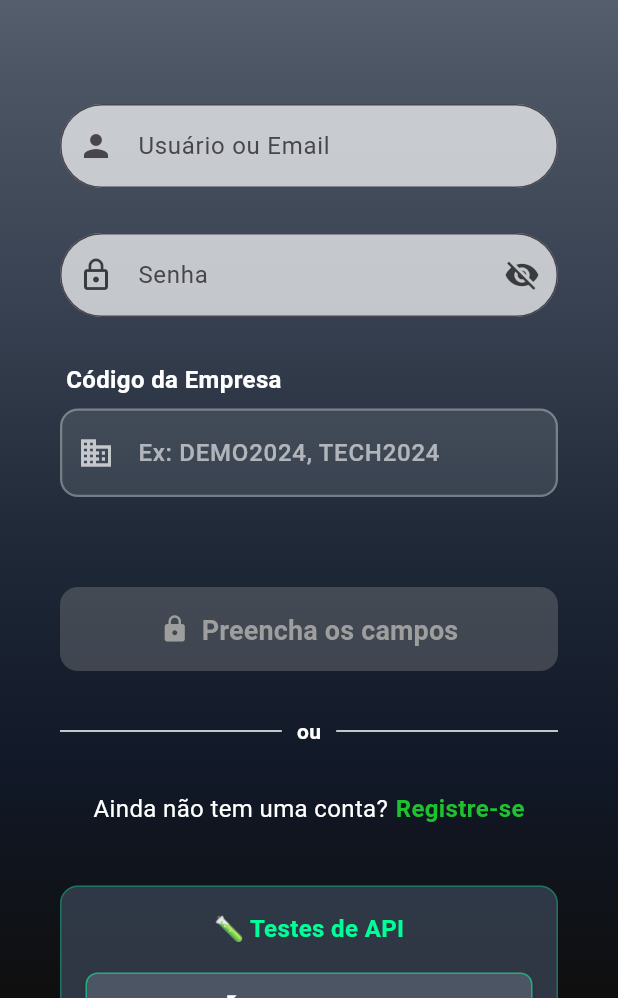
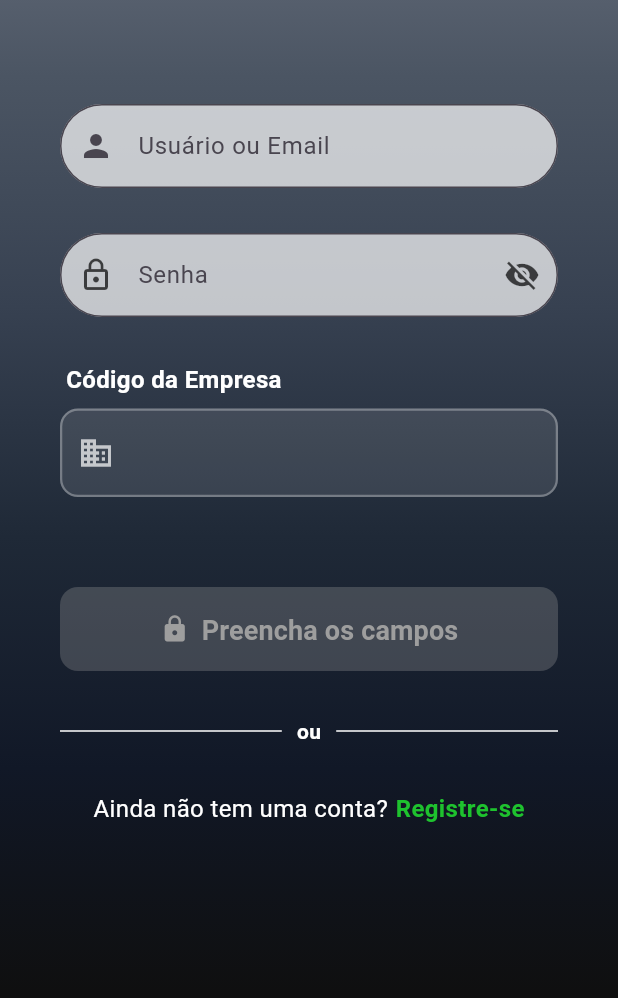
Before and after one commit to Vingreyck/SeeNet, a Flutter app: the screen it shows after launch, on a phone screen of 412 x 824 dp, the part 238-1236 px from its top. Run offline on Flutter 3.47's test engine with Material 3 defaults, Android fonts, the phone set to English and light mode, and no system bars; our stand-ins replace flutter_dotenv, flutter_svg, get, permission_handler, speech_to_text; missing offline and left inert: encrypt; accounts and stored records are empty.

Commit message:
finalizou, basta checar o transcrever

```diff
--- a/seenet-app/lib/checklist/checklist.view.dart
+++ b/seenet-app/lib/checklist/checklist.view.dart
@@ -334,6 +334,7 @@ class _ChecklistviewState extends State<Checklistview> {
                   },
                   color: Colors.blue,
                 ),
+                const SizedBox(height: 12),
                 _buildMenuOption(
                   icon: Icons.category,
                   title: 'Gerenciar Categorias',
--- a/seenet-app/lib/login/login.view.dart
+++ b/seenet-app/lib/login/login.view.dart
@@ -121,81 +121,6 @@ class LoginView extends GetView<LoginController> {
               SizedBox(width: 5),
               RegistrarButton(),
             ],
-          ),
-
-          // ========== TESTES DE API (TEMPORÁRIOS) ==========
-          const SizedBox(height: 40),
-          _buildTestSection(), // ← SEÇÃO DE TESTES ATUALIZADA
-        ],
-      ),
-    );
-  }
-
-  // ========== SEÇÃO DE TESTES ==========
-  Widget _buildTestSection() {
-    return Container(
-      padding: const EdgeInsets.all(16),
-      decoration: BoxDecoration(
-        color: const Color(0xFF374151).withOpacity(0.8),
-        borderRadius: BorderRadius.circular(12),
-        border: Border.all(
-          color: const Color(0xFF00FF99).withOpacity(0.3),
-          width: 1,
-        ),
-      ),
-      child: Column(
-        children: [
-          const Text(
-            '🧪 Testes de API',
-            style: TextStyle(
-              color: Color(0xFF00FF99),
-              fontSize: 16,
-              fontWeight: FontWeight.bold,
-            ),
-          ),
-          const SizedBox(height: 16),
-
-          // Botão 1: Teste de conectividade
-          _buildTestButton(
-            'Testar Backend',
-            Icons.wifi_protected_setup,
-            controller.testarBackend,
-          ),
-
-          const SizedBox(height: 12),
-
-          // Botão 2: Login Demo Admin (preenche campos + faz login)
-          _buildTestButton(
-            'Login Demo (Admin)',
-            Icons.admin_panel_settings,
-            controller.testarLoginAdmin,
-          ),
-
-          const SizedBox(height: 12),
-
-          // Botão 3: Login Demo Técnico (preenche campos + faz login)
-          _buildTestButton(
-            'Login Demo (Técnico)',
-            Icons.engineering,
-            controller.testarLoginTecnico,
-          ),
-
-          const SizedBox(height: 12),
-
-          // Botão 4: Verificar empresas
-          _buildTestButton(
-            'Verificar Empresas',
-            Icons.business,
-            controller.testarEmpresas,
-          ),
-
-          const SizedBox(height: 12),
-
-          // Botão 5: Limpar campos
-          _buildTestButton(
-            'Limpar Campos',
-            Icons.clear_all,
-            controller.limparCampos,
           ),
         ],
       ),
--- a/seenet-app/lib/login/widgets/codigoempresa_textfield.dart
+++ b/seenet-app/lib/login/widgets/codigoempresa_textfield.dart
@@ -50,7 +50,6 @@ class CodigoEmpresaTextField extends GetView<LoginController> {
               fontWeight: FontWeight.w500,
             ),
             decoration: InputDecoration(
-              hintText: 'Ex: DEMO2024, TECH2024',
               hintStyle: TextStyle(
                 color: Colors.white.withOpacity(0.6),
                 fontSize: 16,
```
